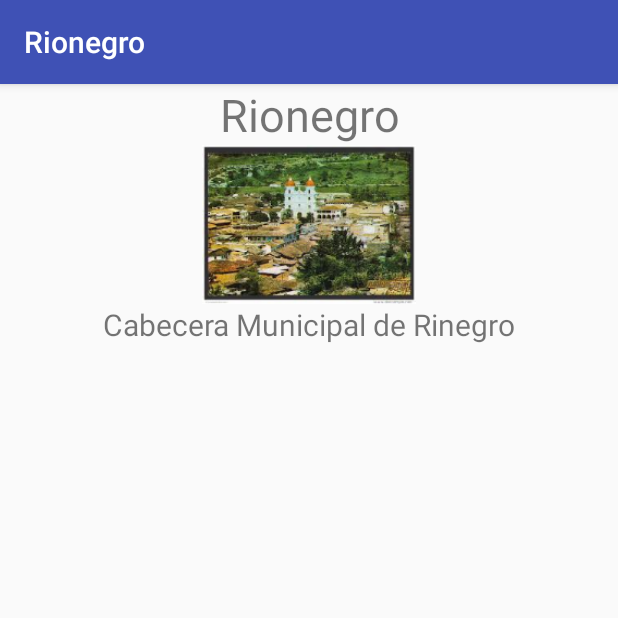
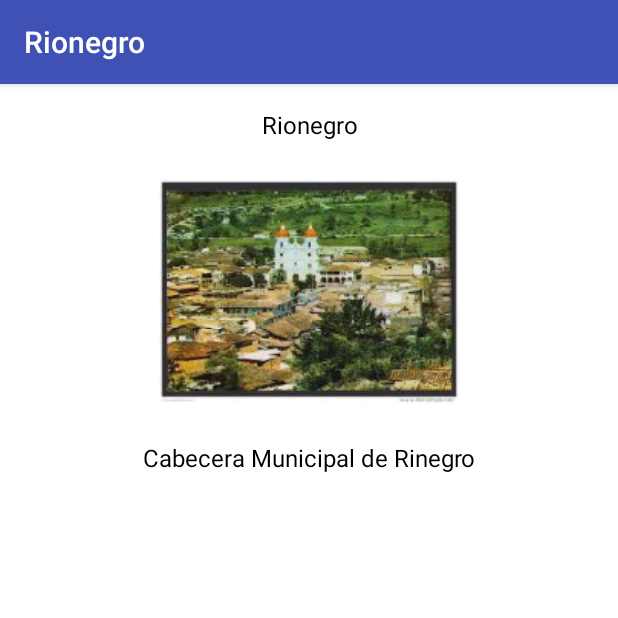
Before and after one commit to luisfelipegomezc/Practica3_Rionegro, an Android app: the fragment RionegroFragment shown on its own in the app's theme, on a phone screen of 412 x 824 dp, the top half of it. Run offline under Robolectric (Android 15) with nearby library versions, the phone set to English and light mode, and no system bars.

Commit message:
turismo mejorado

```diff
--- a/app/src/main/java/com/luisfelipegomezc/practicarionegro/ParqueFragment.java
+++ b/app/src/main/java/com/luisfelipegomezc/practicarionegro/ParqueFragment.java
@@ -2,7 +2,7 @@ package com.luisfelipegomezc.practicarionegro;
 
 
 import android.os.Bundle;
-import android.app.Fragment;
+import android.support.v4.app.Fragment;
 import android.view.LayoutInflater;
 import android.view.View;
 import android.view.ViewGroup;
--- a/app/src/main/java/com/luisfelipegomezc/practicarionegro/PuenteFragment.java
+++ b/app/src/main/java/com/luisfelipegomezc/practicarionegro/PuenteFragment.java
@@ -2,7 +2,7 @@ package com.luisfelipegomezc.practicarionegro;
 
 
 import android.os.Bundle;
-import android.app.Fragment;
+import android.support.v4.app.Fragment;
 import android.view.LayoutInflater;
 import android.view.View;
 import android.view.ViewGroup;
--- a/app/src/main/java/com/luisfelipegomezc/practicarionegro/RionegroFragment.java
+++ b/app/src/main/java/com/luisfelipegomezc/practicarionegro/RionegroFragment.java
@@ -2,7 +2,7 @@ package com.luisfelipegomezc.practicarionegro;
 
 
 import android.os.Bundle;
-import android.app.Fragment;
+import android.support.v4.app.Fragment;
 import android.view.LayoutInflater;
 import android.view.View;
 import android.view.ViewGroup;
--- /dev/null
+++ b/app/src/main/res/layout/activity_main3.xml
@@ -0,0 +1,6 @@
+<?xml version="1.0" encoding="utf-8"?>
+<android.support.v4.view.ViewPager
+    xmlns:android="http://schemas.android.com/apk/res/android"
+    android:layout_width="match_parent"
+    android:layout_height="match_parent"
+    android:id="@+id/pager"/>
--- a/app/src/main/res/layout/fragment_rionegro.xml
+++ b/app/src/main/res/layout/fragment_rionegro.xml
@@ -5,30 +5,17 @@
     tools:context="com.luisfelipegomezc.practicarionegro.RionegroFragment">
 
     <LinearLayout
-        android:layout_width="match_parent"
-        android:layout_height="match_parent"
-        android:orientation="vertical"
-        android:weightSum="1">
+        style="@style/linearLayoutStyle">
         <TextView
-            android:layout_width="match_parent"
-            android:layout_height="wrap_content"
-            android:text="@string/rionegro"
-            android:textSize="30sp"
-            android:gravity="center"/>
+            style="@style/textViewStyle"
+            android:text="@string/rionegro"/>
         <ImageView
-            android:layout_width="180dp"
-            android:layout_height="100dp"
+            style="@style/imageViewStyle"
             android:src="@drawable/draw_rionegro"
-            android:gravity="center"
-            android:layout_weight="0.01"
-            android:layout_gravity="center_horizontal"
             android:id="@+id/fragmentRionegro"/>
         <TextView
-            android:layout_width="match_parent"
-            android:layout_height="wrap_content"
-            android:text="Cabecera Municipal de Rinegro"
-            android:textSize="20sp"
-            android:gravity="center"/>
+            style="@style/textViewStyle"
+            android:text="Cabecera Municipal de Rinegro" />
     </LinearLayout>
 
 </FrameLayout>
--- a/app/src/main/res/values/styles.xml
+++ b/app/src/main/res/values/styles.xml
@@ -8,4 +8,36 @@
         <item name="colorAccent">@color/colorAccent</item>
     </style>
 
+    <style name="linearLayoutStyle" parent="@android:style/Theme">
+        <item name="android:layout_width">match_parent</item>
+        <item name="android:layout_height">match_parent</item>
+        <item name="android:paddingBottom">@dimen/activity_vertical_margin</item>
+        <item name="android:paddingLeft">@dimen/activity_horizontal_margin</item>
+        <item name="android:paddingRight">@dimen/activity_horizontal_margin</item>
+        <item name="android:paddingTop">@dimen/activity_vertical_margin</item>
+        <item name="android:orientation">vertical</item>
+        <item name="android:background">@color/white</item>
+    </style>
+
+    <style name="textViewStyle" parent = "@android:style/TextAppearance">
+        <item name="android:layout_width">match_parent</item>
+        <item name="android:layout_height">wrap_content</item>
+        <item name="android:textColor">@color/black</item>
+        <item name="android:gravity">center</item>
+    </style>
+
+    <style name="textViewStyle.Title">
+        <item name="android:textSize">30sp</item>
+    </style>
+
+    <style name="textViewStyle.Content">
+        <item name="android:textSize">20sp</item>
+    </style>
+
+    <style name="imageViewStyle" parent="@android:style/Theme">
+        <item name="android:layout_width">200dp</item>
+        <item name="android:layout_height">200dp</item>
+        <item name="android:layout_gravity">center</item>
+    </style>
+
 </resources>
```
Also changed, not shown: app/src/main/AndroidManifest.xml (+6 -4 lines), app/src/main/java/com/luisfelipegomezc/practicarionegro/Main3Activity.java (added, +47 -0 lines), app/src/main/java/com/luisfelipegomezc/practicarionegro/MainActivity.java (+7 -3 lines), app/src/main/res/layout/fragment_parque.xml (+6 -19 lines), app/src/main/res/layout/fragment_puente.xml (+6 -18 lines).
